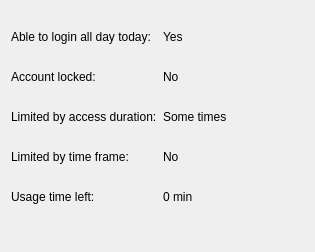
Old version of the form app/ui/status.ui in the repository timekpr/clepsydra.
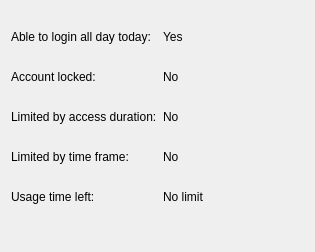
New version of the form.

Commit message: Start with status tab

Diff of the .ui file:
```diff
--- a/app/ui/status.ui
+++ b/app/ui/status.ui
@@ -208,7 +208,7 @@
    <item row="6" column="1">
     <widget class="QLabel" name="lbLimitedByAccessDuration">
      <property name="text">
-      <string>Some times</string>
+      <string>No</string>
      </property>
      <property name="textFormat">
       <enum>Qt::LogText</enum>
@@ -251,7 +251,7 @@
       </size>
      </property>
      <property name="text">
-      <string>0 min</string>
+      <string>No limit</string>
      </property>
     </widget>
    </item>
```
The commit also changes 3 other files.
